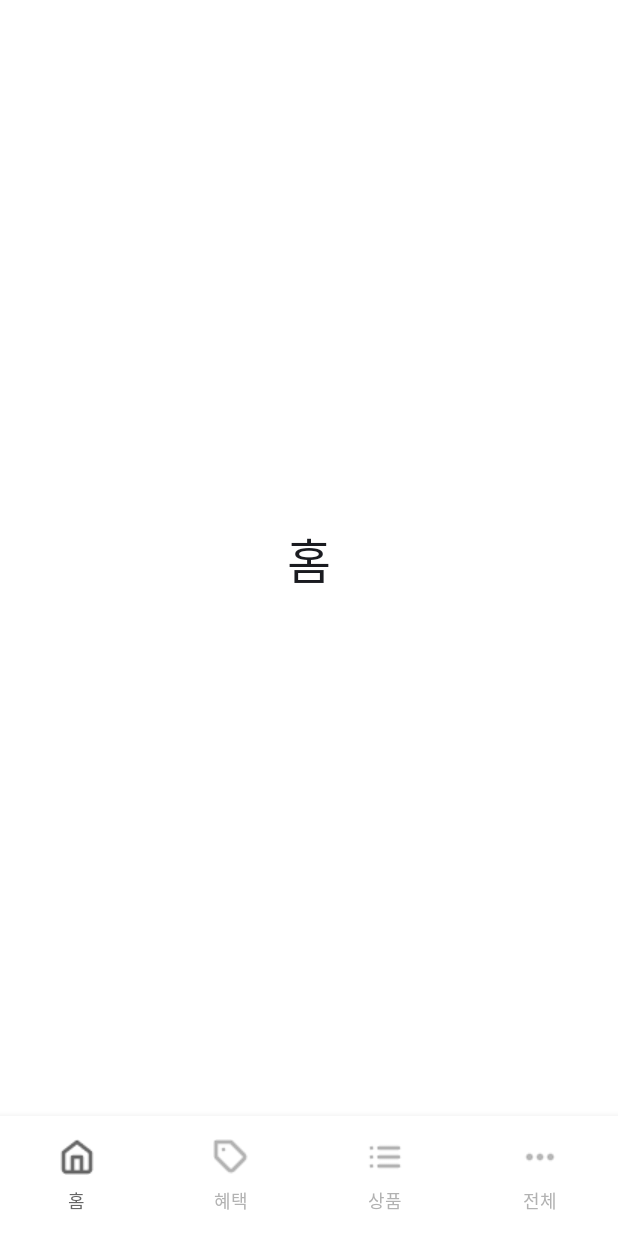
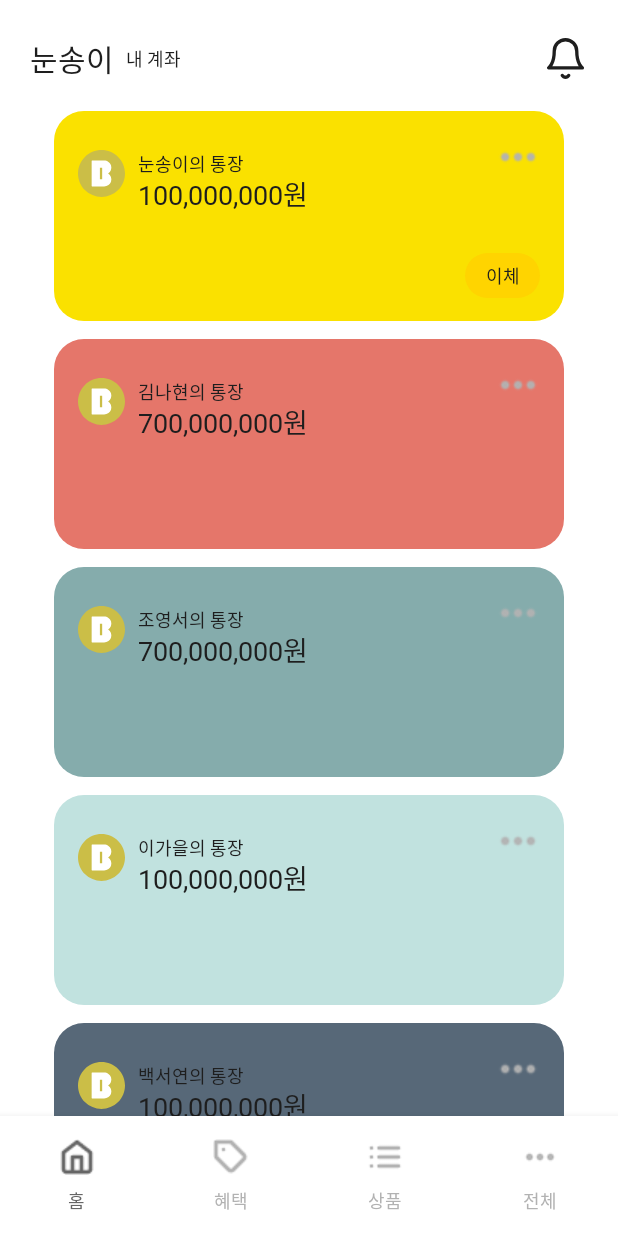
Before and after one commit to GDG-24-25-KAKAOBANK-Android/GDG-Team2, an Android app built with Jetpack Compose: the screen it shows after launch (MainActivity), on a phone screen of 412 x 824 dp. Run offline under Robolectric (Android 15) with nearby library versions, the phone set to English and light mode, and no system bars; Roboto replaces fonts that are not available here.

Commit message:
[FEAT] 홈화면 구현

```diff
--- /dev/null
+++ b/app/src/main/java/com/gdg/kakaobank/component/Bank.kt
@@ -0,0 +1,69 @@
+// src/main/java/com/gdg/kakaobank/component/Bank.kt
+package com.gdg.kakaobank.component
+
+import androidx.compose.foundation.Image
+import androidx.compose.foundation.background
+import androidx.compose.foundation.layout.Box
+import androidx.compose.foundation.layout.offset
+import androidx.compose.foundation.layout.padding
+import androidx.compose.foundation.layout.size
+import androidx.compose.foundation.shape.RoundedCornerShape
+import androidx.compose.material3.Text
+import androidx.compose.runtime.Composable
+import androidx.compose.ui.Alignment
+import androidx.compose.ui.Modifier
+import androidx.compose.ui.graphics.Color
+import androidx.compose.ui.layout.ContentScale
+import androidx.compose.ui.res.painterResource
+import androidx.compose.ui.unit.dp
+import com.gdg.kakaobank.R
+import com.gdg.kakaobank.ui.theme.B4_R
+import com.gdg.kakaobank.ui.theme.Black
+import com.gdg.kakaobank.ui.theme.H6_B
+import com.gdg.kakaobank.ui.theme.Main_Yellow
+
+@Composable
+fun BankComponent(name: String, amount: String, backgroundColor: Color = Main_Yellow) {
+    Box(
+        modifier = Modifier
+            .size(340.dp, 140.dp)
+            .background(backgroundColor, shape = RoundedCornerShape(20.dp))
+            .padding(16.dp)
+    ) {
+        Image(
+            painter = painterResource(id = R.drawable.ic_bank),
+            contentDescription = "KaKao Bank Icon",
+            contentScale = ContentScale.Fit,
+            modifier = Modifier
+                .size(31.dp)
+                .align(Alignment.TopStart)
+                .offset(y = 10.dp) // 아래로 이동
+        )
+        Text(
+            text = "${name}의 통장",
+            style = B4_R,
+            color = Black,
+            modifier = Modifier
+                .align(Alignment.TopStart)
+                .padding(start = 40.dp)
+                .offset(y = 10.dp) // 아래로 이동
+        )
+        Text(
+            text = "${amount}원",
+            style = H6_B,
+            color = Black,
+            modifier = Modifier
+                .align(Alignment.TopStart)
+                .padding(start = 40.dp)
+                .offset(y = 26.dp) // 아래로 이동
+        )
+        Image(
+            painter = painterResource(id = R.drawable.more),
+            contentDescription = "More Icon",
+            contentScale = ContentScale.Fit,
+            modifier = Modifier
+                .size(29.dp)
+                .align(Alignment.TopEnd)
+        )
+    }
+}
--- /dev/null
+++ b/app/src/main/java/com/gdg/kakaobank/component/MyBank.kt
@@ -0,0 +1,91 @@
+// src/main/java/com/gdg/kakaobank/component/MyBank.kt
+package com.gdg.kakaobank.component
+
+import androidx.compose.foundation.Image
+import androidx.compose.foundation.background
+import androidx.compose.foundation.layout.*
+import androidx.compose.foundation.shape.RoundedCornerShape
+import androidx.compose.material3.Button
+import androidx.compose.material3.ButtonDefaults
+import androidx.compose.material3.Text
+import androidx.compose.runtime.Composable
+import androidx.compose.ui.Alignment
+import androidx.compose.ui.Modifier
+import androidx.compose.ui.graphics.Color
+import androidx.compose.ui.layout.ContentScale
+import androidx.compose.ui.res.painterResource
+import androidx.compose.ui.unit.dp
+import com.gdg.kakaobank.R
+import com.gdg.kakaobank.ui.theme.B4_R
+import com.gdg.kakaobank.ui.theme.B4_SB
+import com.gdg.kakaobank.ui.theme.Black
+import com.gdg.kakaobank.ui.theme.H6_B
+import com.gdg.kakaobank.ui.theme.Main_Yellow
+import com.gdg.kakaobank.ui.theme.Yellow
+
+@Composable
+fun MyBankComponent(
+    name: String,
+    amount: String,
+    backgroundColor: Color = Main_Yellow
+) {
+    Box(
+        modifier = Modifier
+            .size(340.dp, 140.dp)
+            .background(backgroundColor, shape = RoundedCornerShape(20.dp))
+            .padding(16.dp)
+    ) {
+        Image(
+            painter = painterResource(id = R.drawable.ic_bank),
+            contentDescription = "KaKao Bank Icon",
+            contentScale = ContentScale.Fit,
+            modifier = Modifier
+                .size(31.dp)
+                .align(Alignment.TopStart)
+                .offset(y = 10.dp) // 아래로 이동
+
+        )
+        Text(
+            text = "${name}의 통장",
+            style = B4_R,
+            color = Black,
+            modifier = Modifier
+                .align(Alignment.TopStart)
+                .padding(start = 40.dp)
+                .offset(y = 10.dp) // 아래로 이동
+        )
+        Text(
+            text = "${amount}원",
+            style = H6_B,
+            color = Black,
+            modifier = Modifier
+                .align(Alignment.TopStart)
+                .padding(start = 40.dp)
+                .offset(y = 26.dp) // 아래로 이동
+        )
+        Image(
+            painter = painterResource(id = R.drawable.more),
+            contentDescription = "More Icon",
+            contentScale = ContentScale.Fit,
+            modifier = Modifier
+                .size(29.dp)
+                .align(Alignment.TopEnd)
+        )
+        Button(
+            onClick = { /* TODO: 이체 버튼 클릭 처리 */ },
+            modifier = Modifier
+                .align(Alignment.BottomEnd)
+                .size(50.dp, 30.dp), // 버튼 크기 조정
+            colors = ButtonDefaults.buttonColors(containerColor = Yellow),
+            contentPadding = PaddingValues(0.dp) // 버튼 내부 패딩 조정
+
+        ) {
+            Text(
+                text = "이체",
+                style = B4_SB,
+                color = Black,
+                modifier = Modifier.padding(0.dp) // 텍스트 패딩 조정
+            )
+        }
+    }
+}
--- a/app/src/main/java/com/gdg/kakaobank/presentation/HomeScreen.kt
+++ b/app/src/main/java/com/gdg/kakaobank/presentation/HomeScreen.kt
@@ -1,25 +1,101 @@
 package com.gdg.kakaobank.presentation
 
+import androidx.compose.foundation.Image
 import androidx.compose.foundation.background
-import androidx.compose.foundation.layout.Arrangement
-import androidx.compose.foundation.layout.Column
-import androidx.compose.material3.Text
+import androidx.compose.foundation.layout.*
+import androidx.compose.foundation.lazy.LazyColumn
 import androidx.compose.runtime.Composable
 import androidx.compose.ui.Alignment
 import androidx.compose.ui.Modifier
-import androidx.compose.foundation.layout.fillMaxSize
-import com.gdg.kakaobank.ui.theme.H1_B
+import androidx.compose.ui.tooling.preview.Preview
+import androidx.compose.ui.unit.dp
+import com.gdg.kakaobank.component.BankComponent
+import com.gdg.kakaobank.component.MyBankComponent
+import com.gdg.kakaobank.ui.theme.Dark_Mint
+import com.gdg.kakaobank.ui.theme.Deep_Blue
+import com.gdg.kakaobank.ui.theme.Light_Mint
+import com.gdg.kakaobank.ui.theme.Pink
 import com.gdg.kakaobank.ui.theme.White
+import androidx.compose.material3.Text
+import androidx.compose.ui.res.painterResource
+import com.gdg.kakaobank.R
+import com.gdg.kakaobank.ui.theme.B4_B
+import com.gdg.kakaobank.ui.theme.Black
+import com.gdg.kakaobank.ui.theme.H5_B
 
 @Composable
 fun HomeScreen() {
+    val bankList = listOf(
+        Pair("김나현", "700,000,000"),
+        Pair("조영서", "700,000,000"),
+        Pair("이가을", "100,000,000"),
+        Pair("백서연", "100,000,000"),
+        Pair("이현진", "100,000,000")
+    )
+
     Column(
         modifier = Modifier
             .fillMaxSize()
-            .background(White),
-        horizontalAlignment = Alignment.CenterHorizontally,
-        verticalArrangement = Arrangement.Center,
+            .background(White)
+            .padding(top = 24.dp)
     ) {
-        Text("홈", style = H1_B)
+        Row(
+            modifier = Modifier
+                .fillMaxWidth()
+                .padding(horizontal = 20.dp),
+            verticalAlignment = Alignment.CenterVertically,
+            horizontalArrangement = Arrangement.SpaceBetween
+        ) {
+            Row(
+                verticalAlignment = Alignment.CenterVertically
+            ) {
+                Text(
+                    text = "눈송이",
+                    style = H5_B,
+                    color = Black
+                )
+                Spacer(modifier = Modifier.width(8.dp))
+                Text(
+                    text = "내 계좌",
+                    style = B4_B,
+                    color = Black
+                )
+            }
+            Image(
+                painter = painterResource(id = R.drawable.bell),
+                contentDescription = "Bell Icon",
+                modifier = Modifier
+                    .size(30.dp)
+            )
+        }
+        Spacer(modifier = Modifier.height(20.dp))
+        LazyColumn(
+            modifier = Modifier
+                .fillMaxWidth()
+                .background(White),
+            horizontalAlignment = Alignment.CenterHorizontally,
+        ) {
+            items(1) {
+                MyBankComponent(name = "눈송이", amount = "100,000,000")
+                Spacer(modifier = Modifier.height(12.dp))
+            }
+            items(bankList.size) { index ->
+                val colors = listOf(Pink, Dark_Mint, Light_Mint, Deep_Blue)
+                val (name, amount) = bankList[index]
+                BankComponent(
+                    name = name,
+                    amount = amount,
+                    backgroundColor = colors[index % colors.size]
+                )
+                Spacer(modifier = Modifier.height(12.dp))
+            }
+        }
+        Spacer(modifier = Modifier.height(20.dp))
     }
 }
+
+@Preview(showBackground = true)
+@Composable
+fun CustomComponentPreview() {
+    HomeScreen()
+}
--- /dev/null
+++ b/app/src/main/res/drawable/bell.xml
@@ -0,0 +1,13 @@
+<vector xmlns:android="http://schemas.android.com/apk/res/android"
+    android:width="27dp"
+    android:height="27dp"
+    android:viewportWidth="27"
+    android:viewportHeight="27">
+  <path
+      android:pathData="M15.446,23.625C15.248,23.966 14.965,24.249 14.623,24.446C14.281,24.642 13.894,24.746 13.5,24.746C13.106,24.746 12.719,24.642 12.377,24.446C12.035,24.249 11.752,23.966 11.554,23.625M20.25,9C20.25,7.21 19.539,5.493 18.273,4.227C17.007,2.961 15.29,2.25 13.5,2.25C11.71,2.25 9.993,2.961 8.727,4.227C7.461,5.493 6.75,7.21 6.75,9C6.75,16.875 3.375,19.125 3.375,19.125H23.625C23.625,19.125 20.25,16.875 20.25,9Z"
+      android:strokeLineJoin="round"
+      android:strokeWidth="2"
+      android:fillColor="#00000000"
+      android:strokeColor="#1E1E1E"
+      android:strokeLineCap="round"/>
+</vector>
--- /dev/null
+++ b/app/src/main/res/drawable/ic_bank.xml
@@ -0,0 +1,12 @@
+<vector xmlns:android="http://schemas.android.com/apk/res/android"
+    android:width="31dp"
+    android:height="31dp"
+    android:viewportWidth="31"
+    android:viewportHeight="31">
+  <path
+      android:pathData="M15.5,15.5m-15.5,0a15.5,15.5 0,1 1,31 0a15.5,15.5 0,1 1,-31 0"
+      android:fillColor="#CBBE47"/>
+  <path
+      android:pathData="M19.857,15.498C20.712,14.951 21.362,14.15 21.712,13.214C22.062,12.278 22.093,11.257 21.799,10.303C21.506,9.348 20.905,8.512 20.084,7.917C19.264,7.322 18.268,7 17.246,7H9.275C9.239,7 9.203,7.007 9.17,7.02C9.137,7.033 9.106,7.053 9.081,7.078C9.055,7.103 9.035,7.132 9.021,7.164C9.007,7.197 9,7.232 9,7.267V23.728C9,23.799 9.029,23.868 9.08,23.919C9.132,23.97 9.202,23.999 9.275,24H17.246C18.268,24 19.264,23.679 20.085,23.084C20.905,22.489 21.507,21.652 21.8,20.698C22.094,19.744 22.063,18.722 21.713,17.787C21.363,16.85 20.713,16.049 19.858,15.502L19.857,15.498ZM15.946,19.366H14.448V11.631H15.945L15.946,19.366Z"
+      android:fillColor="#ffffff"/>
+</vector>
```
